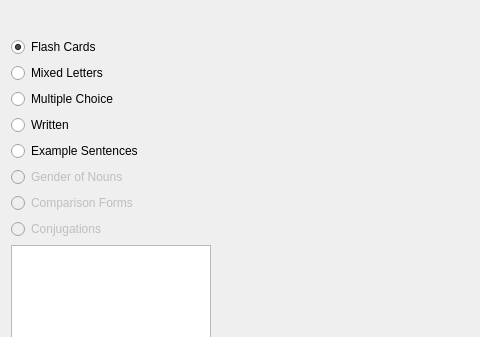
KDE/parley, file src/statistics/statisticsmainwindow.ui: the form before one commit; both pictures show x 0 to 480 and y 0 to 337 of the 602 by 510 pixel window.
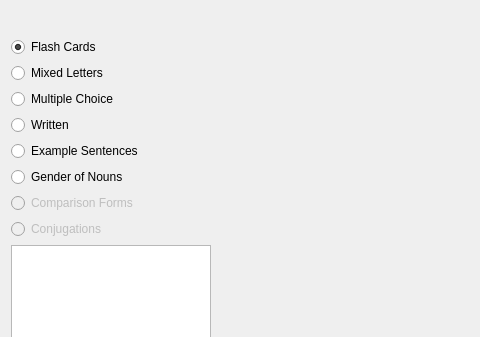
The form after the commit. Custom widgets are drawn as their Qt base class.

Patch:
```diff
--- a/src/statistics/statisticsmainwindow.ui
+++ b/src/statistics/statisticsmainwindow.ui
@@ -52,7 +52,7 @@
    <item row="7" column="1">
     <widget class="QRadioButton" name="gender">
      <property name="enabled">
-      <bool>false</bool>
+      <bool>true</bool>
      </property>
      <property name="text">
       <string>Gender of Nouns</string>
```
